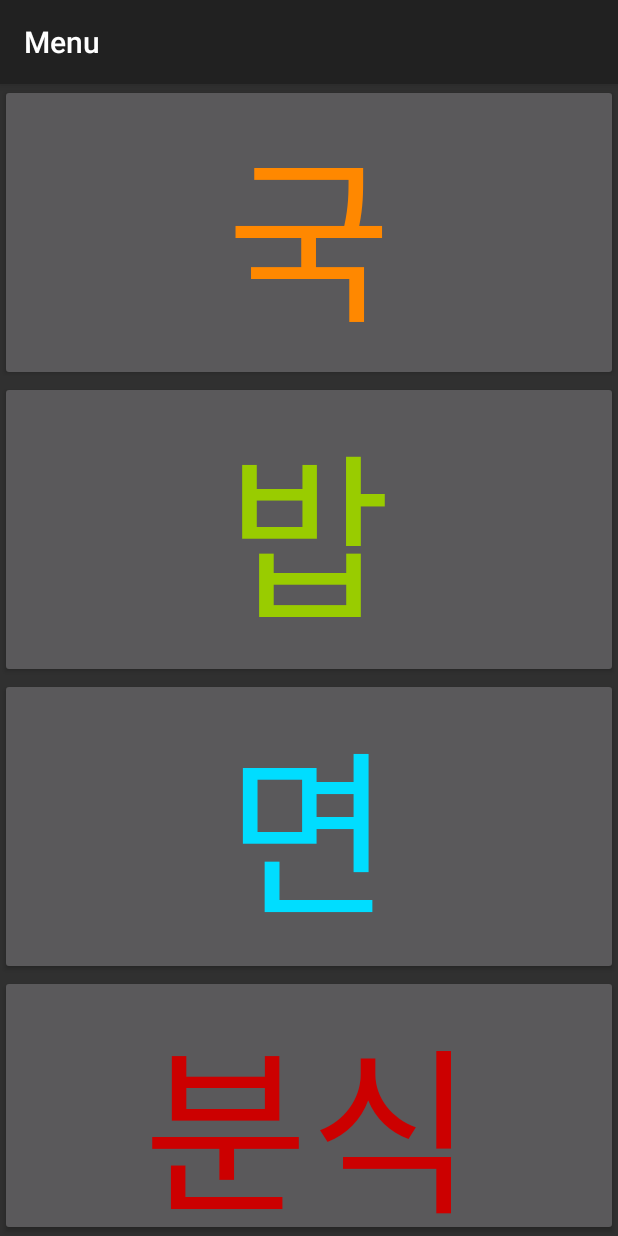
After one commit to SeungWookJung/Menu, an Android app: the MenuChoice screen opened directly, with no data from a screen before it, on a phone screen of 412 x 824 dp. The commit adds this screen. Run offline under Robolectric (Android 15) with nearby library versions, the phone set to English and light mode, and no system bars.

Commit message:
2019-10-24

```diff
--- /dev/null
+++ b/app/src/main/java/com/example/menu/MenuChoice.java
@@ -0,0 +1,14 @@
+package com.example.menu;
+
+import androidx.appcompat.app.AppCompatActivity;
+import android.os.Bundle;
+
+public class MenuChoice extends AppCompatActivity {
+
+    @Override
+    protected void onCreate(Bundle savedInstanceState) {
+        super.onCreate(savedInstanceState);
+        setContentView(R.layout.activity_menuchoice);
+
+    }
+}
--- /dev/null
+++ b/app/src/main/res/layout/activity_menuchoice.xml
@@ -0,0 +1,43 @@
+<?xml version="1.0" encoding="utf-8"?>
+<LinearLayout
+    xmlns:android="http://schemas.android.com/apk/res/android"
+    android:layout_width="match_parent"
+    android:layout_height="match_parent"
+    android:orientation="vertical" >
+
+
+    <Button
+        android:id="@+id/Soup"
+        android:layout_width="match_parent"
+        android:layout_height="wrap_content"
+        android:text="@string/soup"
+        android:textSize="120sp"
+        android:textColor="@android:color/holo_orange_dark"/>
+
+    <Button
+        android:id="@+id/Rice"
+        android:layout_width="match_parent"
+        android:layout_height="wrap_content"
+        android:text="@string/rice"
+        android:textColor="@android:color/holo_green_light"
+        android:textSize="120sp"/>
+
+
+    <Button
+        android:id="@+id/Noodle"
+        android:layout_width="match_parent"
+        android:layout_height="wrap_content"
+        android:text="@string/noodle"
+        android:textColor="@android:color/holo_blue_bright"
+        android:textSize="120sp" />
+
+    <Button
+        android:id="@+id/Bunsik"
+        android:layout_width="match_parent"
+        android:layout_height="wrap_content"
+        android:text="@string/bunsik"
+        android:textSize="120sp"
+        android:textColor="@android:color/holo_red_dark"/>
+
+
+</LinearLayout>
--- a/app/src/main/res/values/strings.xml
+++ b/app/src/main/res/values/strings.xml
@@ -1,4 +1,8 @@
 <resources>
     <string name="app_name">Menu</string>
     <string name="title_activity_maps">Map</string>
+    <string name="soup">국</string>
+    <string name="rice">밥</string>
+    <string name="noodle">면</string>
+    <string name="bunsik">분식</string>
 </resources>
```
Also changed, not shown: app/src/main/AndroidManifest.xml (+8 -8 lines), app/src/main/java/com/example/menu/Login.java (deleted, +0 -33 lines), app/src/main/java/com/example/menu/LoginActivity.java (+103 -0 lines), app/src/main/java/com/example/menu/Weather_GPS.java (+24 -14 lines), app/src/main/res/layout/testweather.xml (+1 -22 lines).
